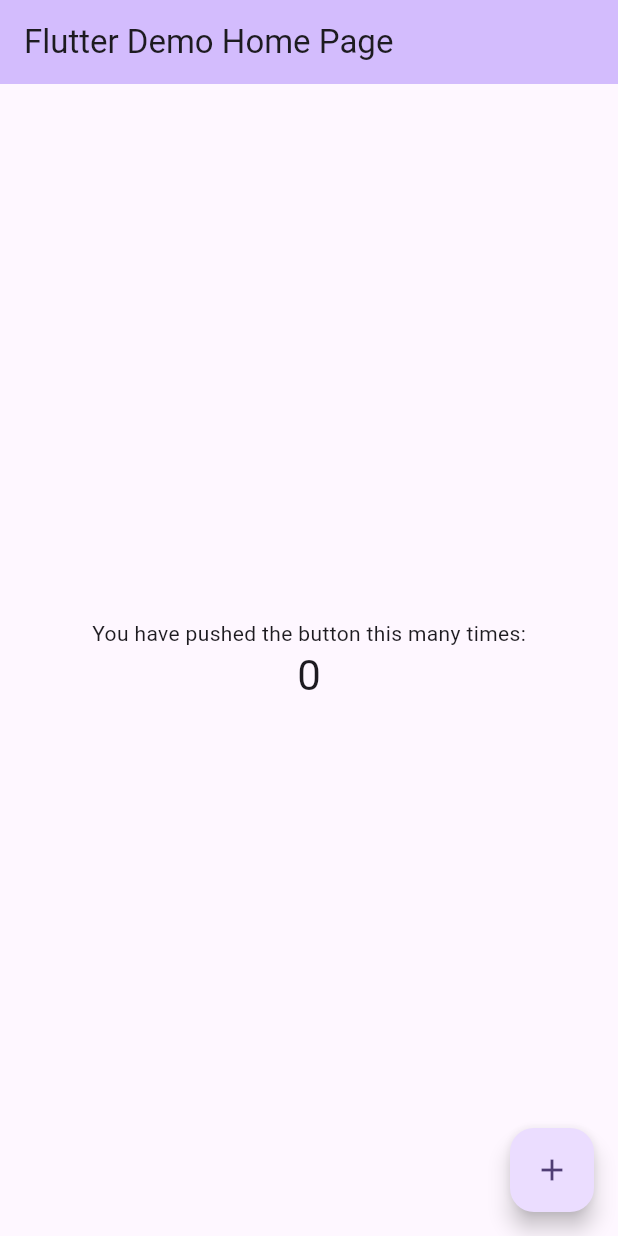
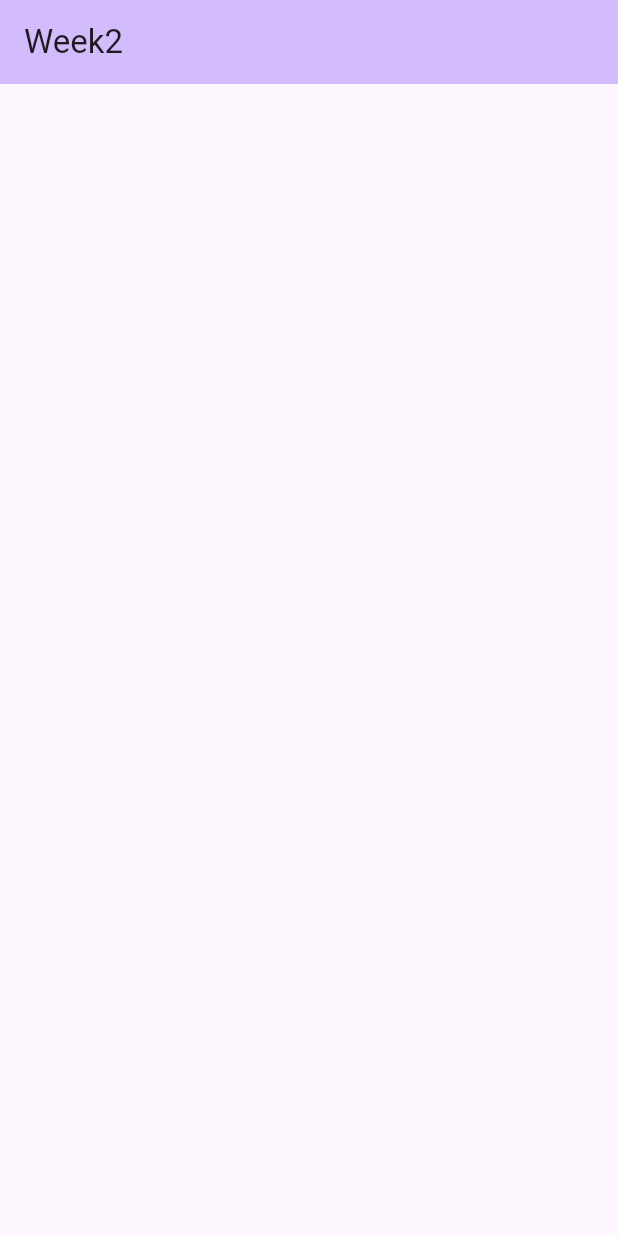
Before and after one commit to librarywon/2024-1-Mobile-Study, a Flutter app: the screen it shows after launch, on a phone screen of 412 x 824 dp. Run offline on Flutter 3.47's test engine with Material 3 defaults, Android fonts, the phone set to English and light mode, and no system bars.

Commit message:
feat: remove annotation

```diff
--- a/flutter_librarywon/lib/main.dart
+++ b/flutter_librarywon/lib/main.dart
@@ -7,119 +7,33 @@
 class MyApp extends StatelessWidget {
   const MyApp({super.key});
 
-  // This widget is the root of your application.
   @override
   Widget build(BuildContext context) {
     return MaterialApp(
       title: 'Flutter Demo',
       theme: ThemeData(
-        // This is the theme of your application.
-        //
-        // TRY THIS: Try running your application with "flutter run". You'll see
-        // the application has a blue toolbar. Then, without quitting the app,
-        // try changing the seedColor in the colorScheme below to Colors.green
-        // and then invoke "hot reload" (save your changes or press the "hot
-        // reload" button in a Flutter-supported IDE, or press "r" if you used
-        // the command line to start the app).
-        //
-        // Notice that the counter didn't reset back to zero; the application
-        // state is not lost during the reload. To reset the state, use hot
-        // restart instead.
-        //
-        // This works for code too, not just values: Most code changes can be
-        // tested with just a hot reload.
         colorScheme: ColorScheme.fromSeed(seedColor: Colors.deepPurple),
         useMaterial3: true,
       ),
-      home: const MyHomePage(title: 'Flutter Demo Home Page'),
+      home: const MyHomePage(title: "Week2"),
     );
   }
 }
 
-class MyHomePage extends StatefulWidget {
+class MyHomePage extends StatelessWidget {
   const MyHomePage({super.key, required this.title});
-
-  // This widget is the home page of your application. It is stateful, meaning
-  // that it has a State object (defined below) that contains fields that affect
-  // how it looks.
-
-  // This class is the configuration for the state. It holds the values (in this
-  // case the title) provided by the parent (in this case the App widget) and
-  // used by the build method of the State. Fields in a Widget subclass are
-  // always marked "final".
 
   final String title;
 
   @override
-  State<MyHomePage> createState() => _MyHomePageState();
-}
-
-class _MyHomePageState extends State<MyHomePage> {
-  int _counter = 0;
-
-  void _incrementCounter() {
-    setState(() {
-      // This call to setState tells the Flutter framework that something has
-      // changed in this State, which causes it to rerun the build method below
-      // so that the display can reflect the updated values. If we changed
-      // _counter without calling setState(), then the build method would not be
-      // called again, and so nothing would appear to happen.
-      _counter++;
-    });
-  }
-
-  @override
   Widget build(BuildContext context) {
-    // This method is rerun every time setState is called, for instance as done
-    // by the _incrementCounter method above.
-    //
-    // The Flutter framework has been optimized to make rerunning build methods
-    // fast, so that you can just rebuild anything that needs updating rather
-    // than having to individually change instances of widgets.
     return Scaffold(
       appBar: AppBar(
-        // TRY THIS: Try changing the color here to a specific color (to
-        // Colors.amber, perhaps?) and trigger a hot reload to see the AppBar
-        // change color while the other colors stay the same.
         backgroundColor: Theme.of(context).colorScheme.inversePrimary,
-        // Here we take the value from the MyHomePage object that was created by
-        // the App.build method, and use it to set our appbar title.
-        title: Text(widget.title),
+        title: Text(title),
       ),
-      body: Center(
-        // Center is a layout widget. It takes a single child and positions it
-        // in the middle of the parent.
-        child: Column(
-          // Column is also a layout widget. It takes a list of children and
-          // arranges them vertically. By default, it sizes itself to fit its
-          // children horizontally, and tries to be as tall as its parent.
-          //
-          // Column has various properties to control how it sizes itself and
-          // how it positions its children. Here we use mainAxisAlignment to
-          // center the children vertically; the main axis here is the vertical
-          // axis because Columns are vertical (the cross axis would be
-          // horizontal).
-          //
-          // TRY THIS: Invoke "debug painting" (choose the "Toggle Debug Paint"
-          // action in the IDE, or press "p" in the console), to see the
-          // wireframe for each widget.
-          mainAxisAlignment: MainAxisAlignment.center,
-          children: <Widget>[
-            const Text(
-              'You have pushed the button this many times:',
-            ),
-            Text(
-              '$_counter',
-              style: Theme.of(context).textTheme.headlineMedium,
-            ),
-          ],
-        ),
-      ),
-      floatingActionButton: FloatingActionButton(
-        onPressed: _incrementCounter,
-        tooltip: 'Increment',
-        child: const Icon(Icons.add),
-      ), // This trailing comma makes auto-formatting nicer for build methods.
+      body: Container(),
+      // TODO: Container를 지우고 구현해주세요!
     );
   }
 }
```
